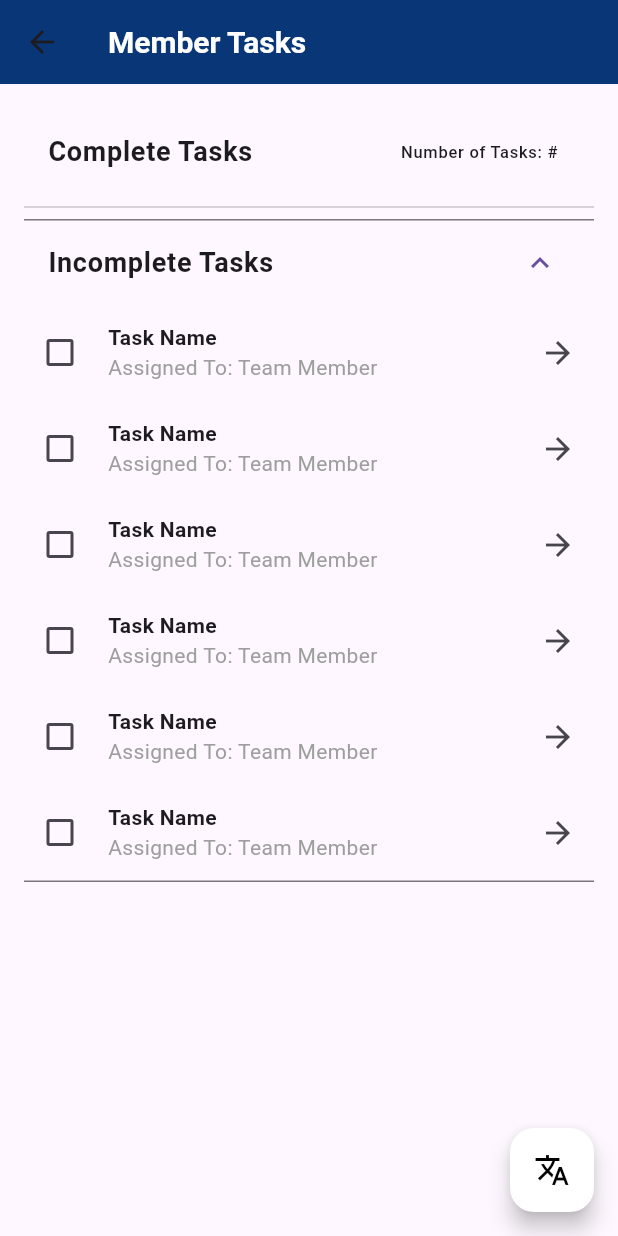
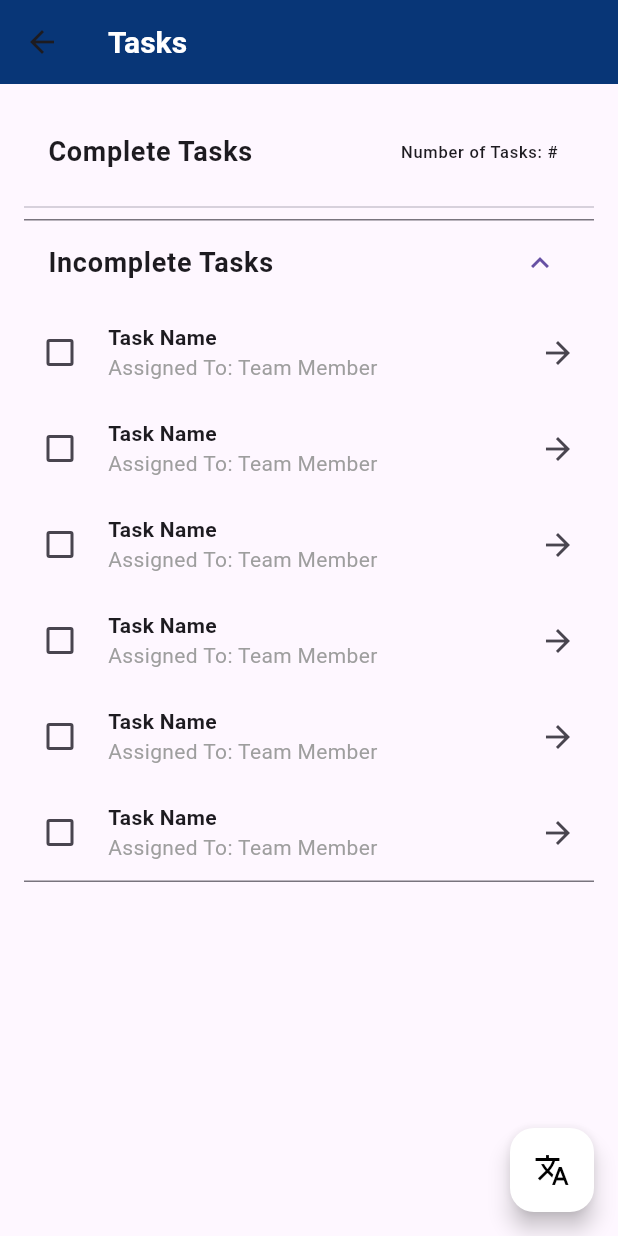
Before and after one commit to ShreyanshMisra/Kapok, a Flutter app: the TaskListPage screen opened directly, on a phone screen of 412 x 824 dp. Run offline on Flutter 3.47's test engine with Material 3 defaults, Android fonts, the phone set to English and light mode, and no system bars; our stand-ins replace cloud_firestore, firebase_auth, firebase_core, get, google_maps_flutter, location; missing offline and left inert: translator; accounts and stored records are empty.

Commit message:
Added ‘Education’ to tasks dropdown, changed “Member tasks” to just “Tasks”. changed color scheme

```diff
--- a/lib/pages/home_screens/create_task_page.dart
+++ b/lib/pages/home_screens/create_task_page.dart
@@ -200,6 +200,7 @@ class _CreateTaskPageState extends State<CreateTaskPage> {
   List<String> _categories = [
     'Construction',
     'Electrical',
+    'Education',
     'Engineering',
     'Medical',
     'Plumbing',
--- a/lib/pages/home_screens/task_list.dart
+++ b/lib/pages/home_screens/task_list.dart
@@ -177,7 +177,7 @@ class _TaskListPageState extends State<TaskListPage> {
   final GoogleTranslator _translator = GoogleTranslator();
   bool _isTranslated = false;
 
-  String _titleLabel = 'Member Tasks';
+  String _titleLabel = 'Tasks';
   String _completeLabel = 'Complete Tasks';
   String _incompleteLabel = 'Incomplete Tasks';
   String _noTasksLabel = 'No tasks completed.';
@@ -188,7 +188,7 @@ class _TaskListPageState extends State<TaskListPage> {
   Future<void> _translateTexts() async {
     if (_isTranslated) {
       setState(() {
-        _titleLabel = 'Member Tasks';
+        _titleLabel = 'Tasks';
         _completeLabel = 'Complete Tasks';
         _incompleteLabel = 'Incomplete Tasks';
         _noTasksLabel = 'No tasks completed.';
--- a/pubspec.yaml
+++ b/pubspec.yaml
@@ -63,6 +63,7 @@ dev_dependencies:
 # The following section is specific to Flutter packages.
 flutter:
 
+
   # The following line ensures that the Material Icons font is
   # included with your application, so that you can use the icons in
   # the material Icons class.
@@ -72,7 +73,8 @@ flutter:
   # assets:
   #   - images/a_dot_burr.jpeg
   #   - images/a_dot_ham.jpeg
-
+  assets:
+    - assets/images/logo.png
   # An image asset can refer to one or more resolution-specific "variants", see
   # https://flutter.dev/to/resolution-aware-images
 
```
Also changed, not shown: lib/pages/auth_page/login_page.dart (+6 -6 lines), lib/pages/auth_page/sign_up_page.dart (+4 -4 lines), assets/images/logo.png (added).
